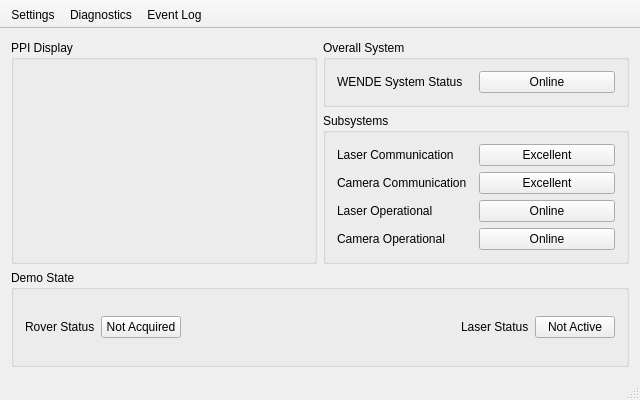
Before: the Qt Designer form C3/QtPoCProject/untitled/mainwindow.ui in dishbreak/wende-project, drawn with Qt 5.
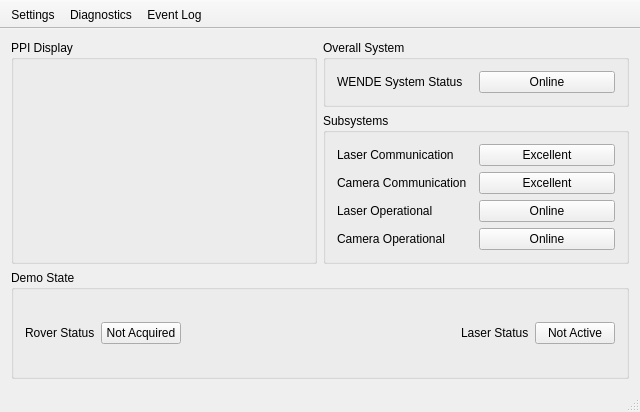
After: the same form once the commit is applied. Icons and pictures are not drawn.

The edit to the form file:
```diff
--- a/C3/QtPoCProject/untitled/mainwindow.ui
+++ b/C3/QtPoCProject/untitled/mainwindow.ui
@@ -7,13 +7,13 @@
     <x>0</x>
     <y>0</y>
     <width>640</width>
-    <height>400</height>
+    <height>412</height>
    </rect>
   </property>
   <property name="minimumSize">
    <size>
     <width>640</width>
-    <height>400</height>
+    <height>412</height>
    </size>
   </property>
   <property name="windowTitle">
```
Left out of the diff: 14 changed lines with no effect on the pictures.
